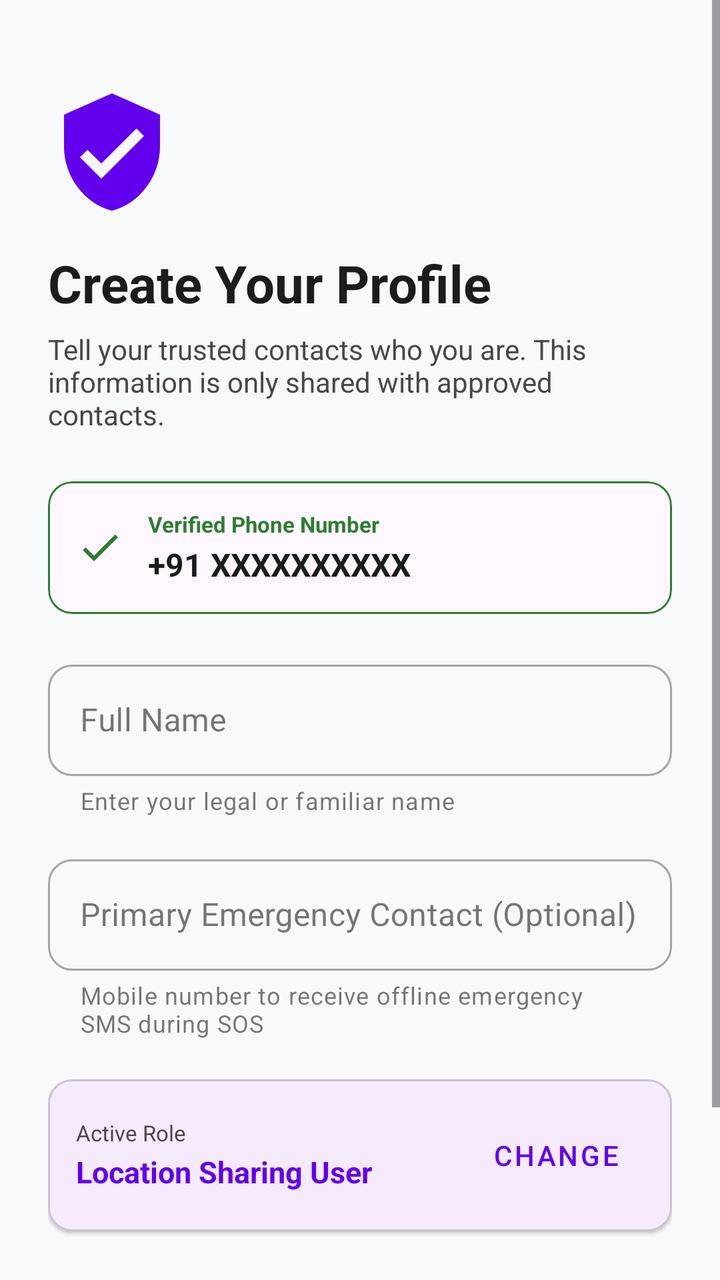
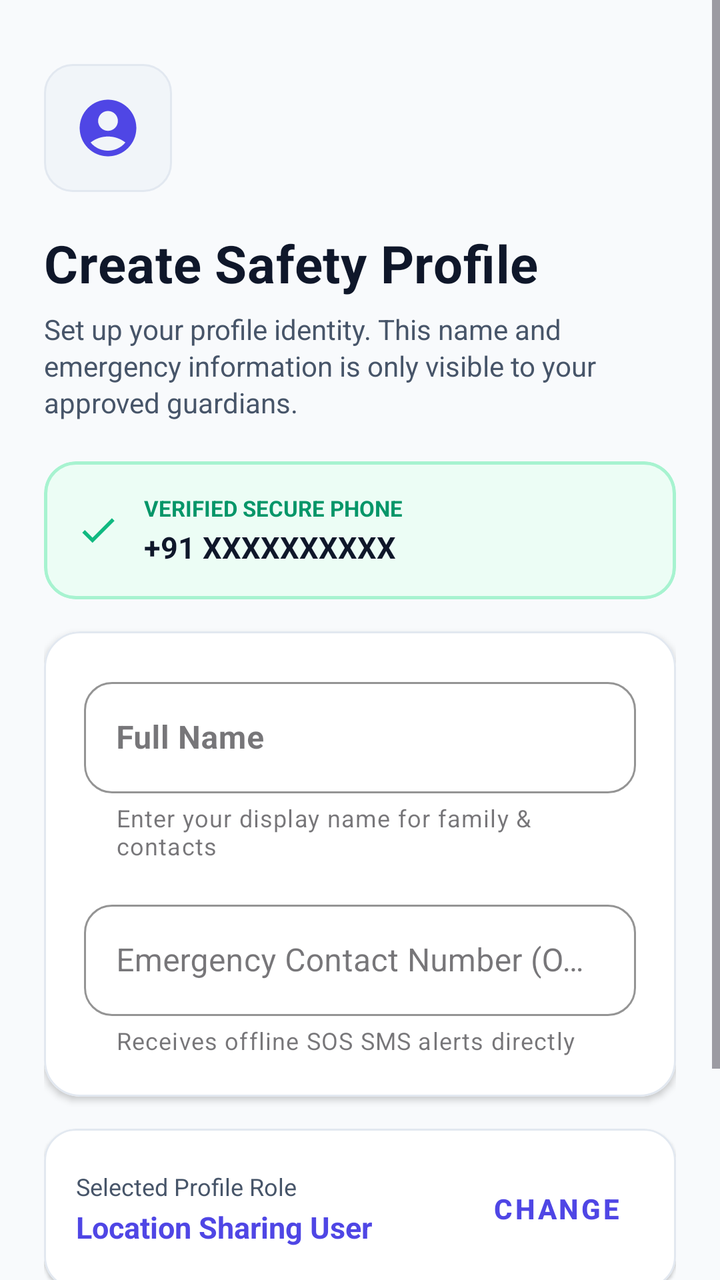

Two renders of the same Android screen: before a commit and after it. Below are the layout's source before the change and the commit's diff.
<!-- AndroidManifest.xml: application theme Theme.SafeTrack -->
<!-- res/layout/activity_profile_setup.xml -->
<?xml version="1.0" encoding="utf-8"?>
<ScrollView xmlns:android="http://schemas.android.com/apk/res/android"
    xmlns:app="http://schemas.android.com/apk/res-auto"
    android:layout_width="match_parent"
    android:layout_height="match_parent"
    android:background="@color/background_light"
    android:fillViewport="true">

    <LinearLayout
        android:layout_width="match_parent"
        android:layout_height="wrap_content"
        android:orientation="vertical"
        android:padding="24dp">

        <ImageView
            android:layout_width="64dp"
            android:layout_height="64dp"
            android:layout_marginTop="20dp"
            android:src="@drawable/ic_shield"
            app:tint="@color/primary" />

        <TextView
            android:layout_width="wrap_content"
            android:layout_height="wrap_content"
            android:layout_marginTop="16dp"
            android:text="Create Your Profile"
            android:textColor="@color/text_primary"
            android:textSize="26sp"
            android:textStyle="bold" />

        <TextView
            android:layout_width="wrap_content"
            android:layout_height="wrap_content"
            android:layout_marginTop="6dp"
            android:text="Tell your trusted contacts who you are. This information is only shared with approved contacts."
            android:textColor="@color/text_secondary"
            android:textSize="14sp" />

        
        <com.google.android.material.card.MaterialCardView
            android:layout_width="match_parent"
            android:layout_height="wrap_content"
            android:layout_marginTop="24dp"
            app:cardCornerRadius="12dp"
            app:cardElevation="0dp"
            app:strokeColor="@color/safety_green"
            app:strokeWidth="1dp">

            <LinearLayout
                android:layout_width="match_parent"
                android:layout_height="wrap_content"
                android:gravity="center_vertical"
                android:orientation="horizontal"
                android:padding="14dp">

                <ImageView
                    android:layout_width="24dp"
                    android:layout_height="24dp"
                    android:src="@drawable/ic_check"
                    app:tint="@color/safety_green" />

                <LinearLayout
                    android:layout_width="0dp"
                    android:layout_height="wrap_content"
                    android:layout_marginStart="12dp"
                    android:layout_weight="1"
                    android:orientation="vertical">

                    <TextView
                        android:layout_width="wrap_content"
                        android:layout_height="wrap_content"
                        android:text="Verified Phone Number"
                        android:textColor="@color/safety_green"
                        android:textSize="11sp"
                        android:textStyle="bold" />

                    <TextView
                        android:id="@+id/tvVerifiedPhoneNumber"
                        android:layout_width="wrap_content"
                        android:layout_height="wrap_content"
                        android:layout_marginTop="2dp"
                        android:text="+91 XXXXXXXXXX"
                        android:textColor="@color/text_primary"
                        android:textSize="16sp"
                        android:textStyle="bold" />
                </LinearLayout>
            </LinearLayout>
        </com.google.android.material.card.MaterialCardView>

        
        <com.google.android.material.textfield.TextInputLayout
            android:id="@+id/tilFullName"
            style="@style/Widget.MaterialComponents.TextInputLayout.OutlinedBox"
            android:layout_width="match_parent"
            android:layout_height="wrap_content"
            android:layout_marginTop="20dp"
            android:hint="Full Name"
            app:boxCornerRadiusBottomEnd="12dp"
            app:boxCornerRadiusBottomStart="12dp"
            app:boxCornerRadiusTopEnd="12dp"
            app:boxCornerRadiusTopStart="12dp"
            app:helperText="Enter your legal or familiar name">

            <com.google.android.material.textfield.TextInputEditText
                android:id="@+id/etFullName"
                android:layout_width="match_parent"
                android:layout_height="wrap_content"
                android:inputType="textPersonName|textCapWords"
                android:maxLength="40"
                android:textSize="16sp" />
        </com.google.android.material.textfield.TextInputLayout>

        
        <com.google.android.material.textfield.TextInputLayout
            android:id="@+id/tilEmergencyPhone"
            style="@style/Widget.MaterialComponents.TextInputLayout.OutlinedBox"
            android:layout_width="match_parent"
            android:layout_height="wrap_content"
            android:layout_marginTop="16dp"
            android:hint="Primary Emergency Contact (Optional)"
            app:boxCornerRadiusBottomEnd="12dp"
            app:boxCornerRadiusBottomStart="12dp"
            app:boxCornerRadiusTopEnd="12dp"
            app:boxCornerRadiusTopStart="12dp"
            app:helperText="Mobile number to receive offline emergency SMS during SOS">

            <com.google.android.material.textfield.TextInputEditText
                android:id="@+id/etEmergencyPhone"
                android:layout_width="match_parent"
                android:layout_height="wrap_content"
                android:inputType="phone"
                android:maxLength="15"
                android:textSize="16sp" />
        </com.google.android.material.textfield.TextInputLayout>

        
        <com.google.android.material.card.MaterialCardView
            android:layout_width="match_parent"
            android:layout_height="wrap_content"
            android:layout_marginTop="20dp"
            app:cardCornerRadius="12dp"
            app:cardElevation="1dp">

            <LinearLayout
                android:layout_width="match_parent"
                android:layout_height="wrap_content"
                android:gravity="center_vertical"
                android:orientation="horizontal"
                android:padding="14dp">

                <LinearLayout
                    android:layout_width="0dp"
                    android:layout_height="wrap_content"
                    android:layout_weight="1"
                    android:orientation="vertical">

                    <TextView
                        android:layout_width="wrap_content"
                        android:layout_height="wrap_content"
                        android:text="Active Role"
                        android:textColor="@color/text_secondary"
                        android:textSize="11sp" />

                    <TextView
                        android:id="@+id/tvDisplayRole"
                        android:layout_width="wrap_content"
                        android:layout_height="wrap_content"
                        android:layout_marginTop="2dp"
                        android:text="Location Sharing User"
                        android:textColor="@color/primary"
                        android:textSize="15sp"
                        android:textStyle="bold" />
                </LinearLayout>

                <com.google.android.material.button.MaterialButton
                    android:id="@+id/btnChangeRole"
                    style="@style/Widget.MaterialComponents.Button.TextButton"
                    android:layout_width="wrap_content"
                    android:layout_height="wrap_content"
                    android:text="Change" />
            </LinearLayout>
        </com.google.android.material.card.MaterialCardView>

        
        <LinearLayout
            android:id="@+id/layoutSaving"
            android:layout_width="match_parent"
            android:layout_height="wrap_content"
            android:layout_marginTop="20dp"
            android:gravity="center"
            android:orientation="horizontal"
            android:visibility="gone">

            <ProgressBar
                android:layout_width="28dp"
                android:layout_height="28dp"
                android:indeterminateTint="@color/primary" />

            <TextView
                android:layout_width="wrap_content"
                android:layout_height="wrap_content"
                android:layout_marginStart="12dp"
                android:text="Creating your SafeTrack profile in Firebase..."
                android:textColor="@color/text_secondary"
                android:textSize="13sp" />
        </LinearLayout>

        <View
            android:layout_width="match_parent"
            android:layout_height="0dp"
            android:layout_weight="1" />

        
        <com.google.android.material.button.MaterialButton
            android:id="@+id/btnSaveProfile"
            android:layout_width="match_parent"
            android:layout_height="56dp"
            android:layout_marginTop="28dp"
            android:layout_marginBottom="16dp"
            android:text="Save &amp; Continue"
            android:textSize="16sp"
            android:textStyle="bold"
            app:cornerRadius="12dp" />

    </LinearLayout>
</ScrollView>
<!-- resources referenced by this layout -->
<resources>
  <color name="background_light">#F8F9FA</color>
  <color name="primary">#6200EE</color>
  <color name="safety_green">#2E7D32</color>
  <color name="text_primary">#1C1B1F</color>
  <color name="text_secondary">#49454F</color>
  <!-- drawable ic_check (drawable) -->
  <vector xmlns:android="http://schemas.android.com/apk/res/android"
      android:width="24dp"
      android:height="24dp"
      android:viewportWidth="24"
      android:viewportHeight="24">
      <path
          android:fillColor="#2E7D32"
          android:pathData="M9,16.17L4.83,12l-1.42,1.41L9,19 21,7l-1.41,-1.41z"/>
  </vector>
  <!-- drawable ic_shield (drawable) -->
  <vector xmlns:android="http://schemas.android.com/apk/res/android"
      android:width="24dp"
      android:height="24dp"
      android:viewportWidth="24"
      android:viewportHeight="24">
      <path
          android:fillColor="#6200EE"
          android:pathData="M12,1L3,5v6c0,5.55 3.84,10.74 9,12 5.16,-1.26 9,-6.45 9,-12V5l-9,-4zm-2,16l-4,-4 1.41,-1.41L10,14.17l6.59,-6.59L18,9l-8,8z"/>
  </vector>
  <style name="Theme.SafeTrack" parent="Theme.Material3.DayNight.NoActionBar">
          
          <item name="colorPrimary">@color/primary</item>
          <item name="colorPrimaryVariant">@color/primary_variant</item>
          <item name="colorOnPrimary">@color/surface_light</item>
          
          <item name="colorSecondary">@color/secondary</item>
          <item name="colorSecondaryVariant">@color/secondary_variant</item>
          <item name="colorOnSecondary">@color/text_primary</item>
          
          <item name="android:statusBarColor">@color/primary_variant</item>
          <item name="android:windowLightStatusBar">false</item>
          <item name="android:windowBackground">@color/background_light</item>
      </style>
  <color name="primary_variant">#3700B3</color>
  <color name="surface_light">#FFFFFF</color>
  <color name="secondary">#03DAC6</color>
  <color name="secondary_variant">#018786</color>
</resources>

<!-- the commit's change to res/layout/activity_profile_setup.xml (unified diff, before → after) -->
@@ -10,20 +10,30 @@
         android:layout_width="match_parent"
         android:layout_height="wrap_content"
         android:orientation="vertical"
-        android:padding="24dp">
-
-        <ImageView
+        android:paddingStart="22dp"
+        android:paddingTop="32dp"
+        android:paddingEnd="22dp"
+        android:paddingBottom="24dp">
+
+        <FrameLayout
             android:layout_width="64dp"
             android:layout_height="64dp"
-            android:layout_marginTop="20dp"
-            android:src="@drawable/ic_shield"
-            app:tint="@color/primary" />
+            android:background="@drawable/bg_stat_card">
+
+            <ImageView
+                android:layout_width="34dp"
+                android:layout_height="34dp"
+                android:layout_gravity="center"
+                android:src="@drawable/ic_avatar_default"
+                app:tint="@color/primary" />
+        </FrameLayout>
 
         <TextView
             android:layout_width="wrap_content"
             android:layout_height="wrap_content"
-            android:layout_marginTop="16dp"
-            android:text="Create Your Profile"
+            android:layout_marginTop="18dp"
+            android:letterSpacing="0.01"
+            android:text="Create Safety Profile"
             android:textColor="@color/text_primary"
             android:textSize="26sp"
             android:textStyle="bold" />
@@ -32,7 +42,8 @@
             android:layout_width="wrap_content"
             android:layout_height="wrap_content"
             android:layout_marginTop="6dp"
-            android:text="Tell your trusted contacts who you are. This information is only shared with approved contacts."
+            android:lineSpacingExtra="2dp"
+            android:text="Set up your profile identity. This name and emergency information is only visible to your approved guardians."
             android:textColor="@color/text_secondary"
             android:textSize="14sp" />
 
@@ -40,22 +51,23 @@
         <com.google.android.material.card.MaterialCardView
             android:layout_width="match_parent"
             android:layout_height="wrap_content"
-            android:layout_marginTop="24dp"
-            app:cardCornerRadius="12dp"
+            android:layout_marginTop="20dp"
+            app:cardCornerRadius="16dp"
             app:cardElevation="0dp"
-            app:strokeColor="@color/safety_green"
-            app:strokeWidth="1dp">
+            app:strokeColor="@color/safety_green_border"
+            app:strokeWidth="1.5dp"
+            app:cardBackgroundColor="@color/safety_green_light">
 
             <LinearLayout
                 android:layout_width="match_parent"
                 android:layout_height="wrap_content"
                 android:gravity="center_vertical"
                 android:orientation="horizontal"
-                android:padding="14dp">
+                android:padding="16dp">
 
                 <ImageView
-                    android:layout_width="24dp"
-                    android:layout_height="24dp"
+                    android:layout_width="22dp"
+                    android:layout_height="22dp"
                     android:src="@drawable/ic_check"
                     app:tint="@color/safety_green" />
 
@@ -69,8 +81,8 @@
                     <TextView
                         android:layout_width="wrap_content"
                         android:layout_height="wrap_content"
-                        android:text="Verified Phone Number"
-                        android:textColor="@color/safety_green"
+                        android:text="VERIFIED SECURE PHONE"
+                        android:textColor="@color/safety_green_dark"
                         android:textSize="11sp"
                         android:textStyle="bold" />
 
@@ -81,72 +93,99 @@
                         android:layout_marginTop="2dp"
                         android:text="+91 XXXXXXXXXX"
                         android:textColor="@color/text_primary"
-                        android:textSize="16sp"
+                        android:textSize="15sp"
                         android:textStyle="bold" />
                 </LinearLayout>
             </LinearLayout>
         </com.google.android.material.card.MaterialCardView>
 
         
-        <com.google.android.material.textfield.TextInputLayout
-            android:id="@+id/tilFullName"
-            style="@style/Widget.MaterialComponents.TextInputLayout.OutlinedBox"
-            android:layout_width="match_parent"
-            android:layout_height="wrap_content"
-            android:layout_marginTop="20dp"
-            android:hint="Full Name"
-            app:boxCornerRadiusBottomEnd="12dp"
-            app:boxCornerRadiusBottomStart="12dp"
-            app:boxCornerRadiusTopEnd="12dp"
-            app:boxCornerRadiusTopStart="12dp"
-            app:helperText="Enter your legal or familiar name">
-
-            <com.google.android.material.textfield.TextInputEditText
-                android:id="@+id/etFullName"
-                android:layout_width="match_parent"
-                android:layout_height="wrap_content"
-                android:inputType="textPersonName|textCapWords"
-                android:maxLength="40"
-                android:textSize="16sp" />
-        </com.google.android.material.textfield.TextInputLayout>
-
-        
-        <com.google.android.material.textfield.TextInputLayout
-            android:id="@+id/tilEmergencyPhone"
-            style="@style/Widget.MaterialComponents.TextInputLayout.OutlinedBox"
+        <com.google.android.material.card.MaterialCardView
             android:layout_width="match_parent"
             android:layout_height="wrap_content"
             android:layout_marginTop="16dp"
-            android:hint="Primary Emergency Contact (Optional)"
-            app:boxCornerRadiusBottomEnd="12dp"
-            app:boxCornerRadiusBottomStart="12dp"
-            app:boxCornerRadiusTopEnd="12dp"
-            app:boxCornerRadiusTopStart="12dp"
-            app:helperText="Mobile number to receive offline emergency SMS during SOS">
-
-            <com.google.android.material.textfield.TextInputEditText
-                android:id="@+id/etEmergencyPhone"
-                android:layout_width="match_parent"
-                android:layout_height="wrap_content"
-                android:inputType="phone"
-                android:maxLength="15"
-                android:textSize="16sp" />
-        </com.google.android.material.textfield.TextInputLayout>
-
-        
-        <com.google.android.material.card.MaterialCardView
-            android:layout_width="match_parent"
-            android:layout_height="wrap_content"
-            android:layout_marginTop="20dp"
-            app:cardCornerRadius="12dp"
-            app:cardElevation="1dp">
+            app:cardCornerRadius="18dp"
+            app:cardElevation="2dp"
+            app:strokeColor="@color/card_stroke"
+            app:strokeWidth="1dp">
 
             <LinearLayout
                 android:layout_width="match_parent"
                 android:layout_height="wrap_content"
+                android:orientation="vertical"
+                android:padding="20dp">
+
+                
+                <com.google.android.material.textfield.TextInputLayout
+                    android:id="@+id/tilFullName"
+                    style="@style/Widget.MaterialComponents.TextInputLayout.OutlinedBox"
+                    android:layout_width="match_parent"
+                    android:layout_height="wrap_content"
+                    android:hint="Full Name"
+                    app:boxCornerRadiusBottomEnd="14dp"
+                    app:boxCornerRadiusBottomStart="14dp"
+                    app:boxCornerRadiusTopEnd="14dp"
+                    app:boxCornerRadiusTopStart="14dp"
+                    app:boxStrokeColor="@color/primary"
+                    app:helperText="Enter your display name for family &amp; contacts"
+                    app:helperTextColor="@color/text_muted">
+
+                    <com.google.android.material.textfield.TextInputEditText
+                        android:id="@+id/etFullName"
+                        android:layout_width="match_parent"
+                        android:layout_height="wrap_content"
+                        android:inputType="textPersonName|textCapWords"
+                        android:maxLength="40"
+                        android:textColor="@color/text_primary"
+                        android:textSize="16sp"
+                        android:textStyle="bold" />
+                </com.google.android.material.textfield.TextInputLayout>
+
+                
+                <com.google.android.material.textfield.TextInputLayout
+                    android:id="@+id/tilEmergencyPhone"
+                    style="@style/Widget.MaterialComponents.TextInputLayout.OutlinedBox"
+                    android:layout_width="match_parent"
+                    android:layout_height="wrap_content"
+                    android:layout_marginTop="16dp"
+                    android:hint="Emergency Contact Number (Optional)"
+                    app:boxCornerRadiusBottomEnd="14dp"
+                    app:boxCornerRadiusBottomStart="14dp"
+                    app:boxCornerRadiusTopEnd="14dp"
+                    app:boxCornerRadiusTopStart="14dp"
+                    app:boxStrokeColor="@color/primary"
+                    app:helperText="Receives offline SOS SMS alerts directly"
+                    app:helperTextColor="@color/text_muted">
+
+                    <com.google.android.material.textfield.TextInputEditText
+                        android:id="@+id/etEmergencyPhone"
+                        android:layout_width="match_parent"
+                        android:layout_height="wrap_content"
+                        android:inputType="phone"
+                        android:maxLength="15"
+                        android:textColor="@color/text_primary"
+                        android:textSize="16sp" />
+                </com.google.android.material.textfield.TextInputLayout>
+
+            </LinearLayout>
+        </com.google.android.material.card.MaterialCardView>
+
+        
+        <com.google.android.material.card.MaterialCardView
+            android:layout_width="match_parent"
+            android:layout_height="wrap_content"
+            android:layout_marginTop="16dp"
+            app:cardCornerRadius="16dp"
+            app:cardElevation="1dp"
+            app:strokeColor="@color/card_stroke"
+            app:strokeWidth="1dp">
+
+            <LinearLayout
+                android:layout_width="match_parent"
+                android:layout_height="wrap_content"
                 android:gravity="center_vertical"
                 android:orientation="horizontal"
-                android:padding="14dp">
+                android:padding="16dp">
 
                 <LinearLayout
                     android:layout_width="0dp"
@@ -157,9 +196,9 @@
                     <TextView
                         android:layout_width="wrap_content"
                         android:layout_height="wrap_content"
-                        android:text="Active Role"
+                        android:text="Selected Profile Role"
                         android:textColor="@color/text_secondary"
-                        android:textSize="11sp" />
+                        android:textSize="12sp" />
 
                     <TextView
                         android:id="@+id/tvDisplayRole"
@@ -177,7 +216,9 @@
                     style="@style/Widget.MaterialComponents.Button.TextButton"
                     android:layout_width="wrap_content"
                     android:layout_height="wrap_content"
-                    android:text="Change" />
+                    android:text="Change"
+                    android:textColor="@color/primary"
+                    android:textStyle="bold" />
             </LinearLayout>
         </com.google.android.material.card.MaterialCardView>
 
@@ -192,8 +233,8 @@
             android:visibility="gone">
 
             <ProgressBar
-                android:layout_width="28dp"
-                android:layout_height="28dp"
+                android:layout_width="24dp"
+                android:layout_height="24dp"
                 android:indeterminateTint="@color/primary" />
 
             <TextView
@@ -214,13 +255,16 @@
         <com.google.android.material.button.MaterialButton
             android:id="@+id/btnSaveProfile"
             android:layout_width="match_parent"
-            android:layout_height="56dp"
+            android:layout_height="54dp"
             android:layout_marginTop="28dp"
             android:layout_marginBottom="16dp"
-            android:text="Save &amp; Continue"
-            android:textSize="16sp"
+            android:letterSpacing="0.02"
+            android:text="Save &amp; Enter Dashboard"
+            android:textColor="@color/surface_light"
+            android:textSize="15sp"
             android:textStyle="bold"
-            app:cornerRadius="12dp" />
+            app:backgroundTint="@color/primary"
+            app:cornerRadius="16dp" />
 
     </LinearLayout>
 </ScrollView>
<!-- resource entries referenced after the edit -->
@@ -1,10 +1,34 @@
 <!-- resources referenced by this layout -->
 <resources>
-  <color name="background_light">#F8F9FA</color>
-  <color name="primary">#6200EE</color>
-  <color name="safety_green">#2E7D32</color>
-  <color name="text_primary">#1C1B1F</color>
-  <color name="text_secondary">#49454F</color>
+  <color name="background_light">#F8FAFC</color>
+  <color name="card_stroke">#E2E8F0</color>
+  <color name="primary">#4F46E5</color>
+  <color name="safety_green">#10B981</color>
+  <color name="safety_green_border">#A7F3D0</color>
+  <color name="safety_green_dark">#059669</color>
+  <color name="safety_green_light">#ECFDF5</color>
+  <color name="text_primary">#0F172A</color>
+  <color name="text_secondary">#475569</color>
+  <!-- drawable bg_stat_card (drawable) -->
+  <?xml version="1.0" encoding="utf-8"?>
+  <shape xmlns:android="http://schemas.android.com/apk/res/android"
+      android:shape="rectangle">
+      <solid android:color="#F1F5F9" />
+      <stroke
+          android:width="1dp"
+          android:color="#E2E8F0" />
+      <corners android:radius="14dp" />
+  </shape>
+  <!-- drawable ic_avatar_default (drawable) -->
+  <vector xmlns:android="http://schemas.android.com/apk/res/android"
+      android:width="24dp"
+      android:height="24dp"
+      android:viewportWidth="24"
+      android:viewportHeight="24">
+    <path
+        android:fillColor="#FF000000"
+        android:pathData="M12,2C6.48,2 2,6.48 2,12s4.48,10 10,10 10,-4.48 10,-10S17.52,2 12,2zM12,6c1.93,0 3.5,1.57 3.5,3.5S13.93,13 12,13s-3.5,-1.57 -3.5,-3.5S10.07,6 12,6zM12,20c-2.03,0 -4.43,-0.82 -6.14,-2.88C7.55,15.8 9.68,15 12,15s4.45,0.8 6.14,2.12C16.43,19.18 14.03,20 12,20z"/>
+  </vector>
   <!-- drawable ic_check (drawable) -->
   <vector xmlns:android="http://schemas.android.com/apk/res/android"
       android:width="24dp"
@@ -15,33 +39,45 @@
           android:fillColor="#2E7D32"
           android:pathData="M9,16.17L4.83,12l-1.42,1.41L9,19 21,7l-1.41,-1.41z"/>
   </vector>
-  <!-- drawable ic_shield (drawable) -->
-  <vector xmlns:android="http://schemas.android.com/apk/res/android"
-      android:width="24dp"
-      android:height="24dp"
-      android:viewportWidth="24"
-      android:viewportHeight="24">
-      <path
-          android:fillColor="#6200EE"
-          android:pathData="M12,1L3,5v6c0,5.55 3.84,10.74 9,12 5.16,-1.26 9,-6.45 9,-12V5l-9,-4zm-2,16l-4,-4 1.41,-1.41L10,14.17l6.59,-6.59L18,9l-8,8z"/>
-  </vector>
   <style name="Theme.SafeTrack" parent="Theme.Material3.DayNight.NoActionBar">
           
           <item name="colorPrimary">@color/primary</item>
-          <item name="colorPrimaryVariant">@color/primary_variant</item>
+          <item name="colorPrimaryVariant">@color/primary_dark</item>
           <item name="colorOnPrimary">@color/surface_light</item>
+          <item name="colorPrimaryContainer">@color/primary_light</item>
+          <item name="colorOnPrimaryContainer">@color/primary_dark</item>
+  
           
           <item name="colorSecondary">@color/secondary</item>
           <item name="colorSecondaryVariant">@color/secondary_variant</item>
-          <item name="colorOnSecondary">@color/text_primary</item>
+          <item name="colorOnSecondary">@color/surface_light</item>
+          <item name="colorSecondaryContainer">@color/secondary_light</item>
+          <item name="colorOnSecondaryContainer">@color/secondary_variant</item>
+  
           
           <item name="android:statusBarColor">@color/primary_variant</item>
           <item name="android:windowLightStatusBar">false</item>
+          <item name="android:navigationBarColor">@color/surface_light</item>
+          <item name="android:windowLightNavigationBar" tools:targetApi="o_mr1">true</item>
           <item name="android:windowBackground">@color/background_light</item>
+  
+          
+          <item name="materialCardViewStyle">@style/Widget.SafeTrack.Card</item>
       </style>
-  <color name="primary_variant">#3700B3</color>
+  <color name="primary_dark">#3730A3</color>
+  <color name="primary_light">#EEF2FF</color>
+  <color name="primary_variant">#312E81</color>
+  <style name="Widget.SafeTrack.Card" parent="Widget.Material3.CardView.Elevated">
+          <item name="cardElevation">2dp</item>
+          <item name="cardCornerRadius">16dp</item>
+          <item name="strokeColor">@color/card_stroke</item>
+          <item name="strokeWidth">1dp</item>
+          <item name="cardBackgroundColor">@color/surface_light</item>
+      </style>
   <color name="surface_light">#FFFFFF</color>
-  <color name="secondary">#03DAC6</color>
-  <color name="secondary_variant">#018786</color>
+  <color name="text_muted">#94A3B8</color>
+  <color name="secondary">#0EA5E9</color>
+  <color name="secondary_variant">#0284C7</color>
+  <color name="secondary_light">#E0F2FE</color>
 </resources>
 
